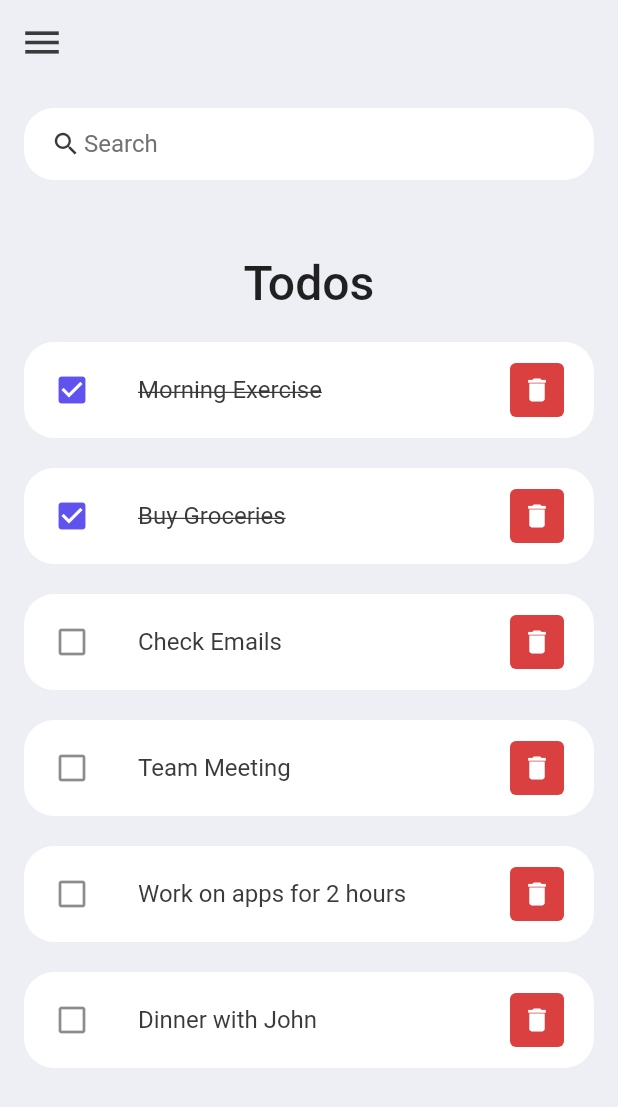
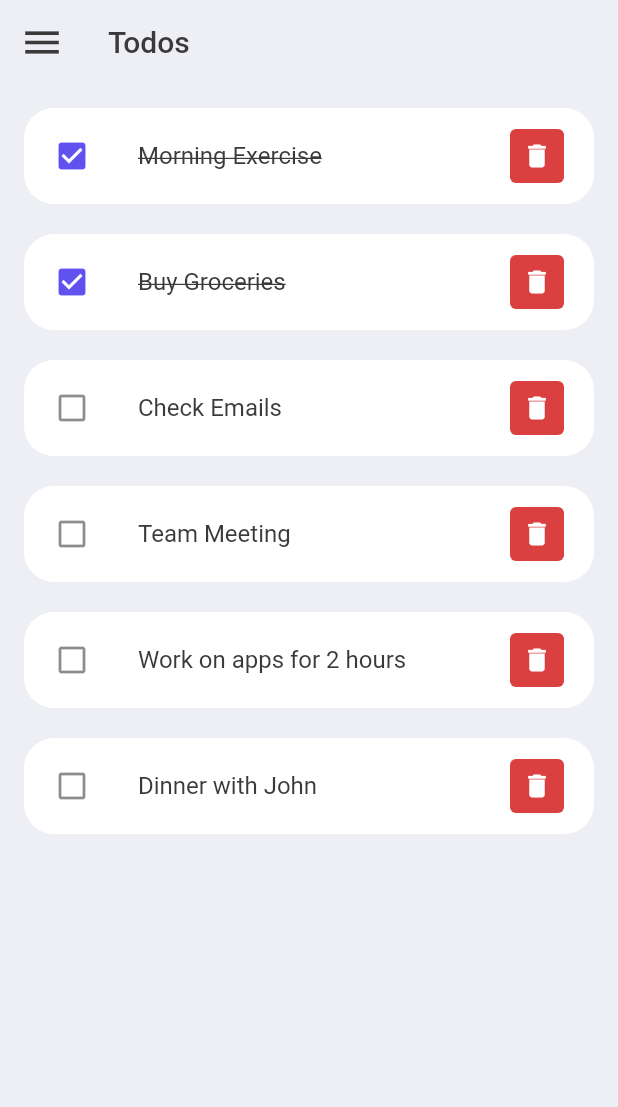
Before and after one commit to lane-hogan/nutodo, a Flutter app: the screen it shows after launch, on a phone screen of 412 x 824 dp. Shown: the top 1107 px of the screen. Run offline on Flutter 3.47's test engine with Material 2 defaults, Android fonts, the phone set to English and light mode, and no system bars.

Commit message:
Clean up UI

```diff
--- a/lib/screens/home_screen.dart
+++ b/lib/screens/home_screen.dart
@@ -32,6 +32,13 @@ class _HomeScreenState extends State<HomeScreen> {
     return Scaffold(
       backgroundColor: AppColors.background,
       appBar: AppBar(
+        title: const Text(
+          'Todos',
+          style: TextStyle(
+            color: AppColors.black,
+            fontWeight: FontWeight.w500,
+          ),
+        ),
         elevation: 0,
         backgroundColor: AppColors.background,
         leading: IconButton(
@@ -45,26 +52,24 @@ class _HomeScreenState extends State<HomeScreen> {
         padding: const EdgeInsets.symmetric(horizontal: 16.0, vertical: 16.0),
         child: Column(
           children: [
-            const SearchBar(),
-            Container(
-              margin: const EdgeInsets.only(top: 50.0, bottom: 20.0),
-              child: const Text(
-                'Todos',
+            Expanded(
+              child: todos.isEmpty
+                  ? const Center(
+                      child: Text(
+                        'No items in your list',
                         style: TextStyle(
-                  fontSize: 32.0,
-                  fontWeight: FontWeight.w500,
+                          color: AppColors.grey,
                         ),
                       ),
-            ),
-            Expanded(
-              child: ListView.builder(
+                    )
+                  : ListView.builder(
                       itemCount: todos.length,
                       itemBuilder: (context, index) => TodoItem(
                         todo: todos[index],
                         onDeleteTapped: () => deleteTodo(index),
                       ),
                     ),
-            )
+            ),
           ],
         ),
       ),
```
Lines whose indentation alone changed are shown as unchanged.
